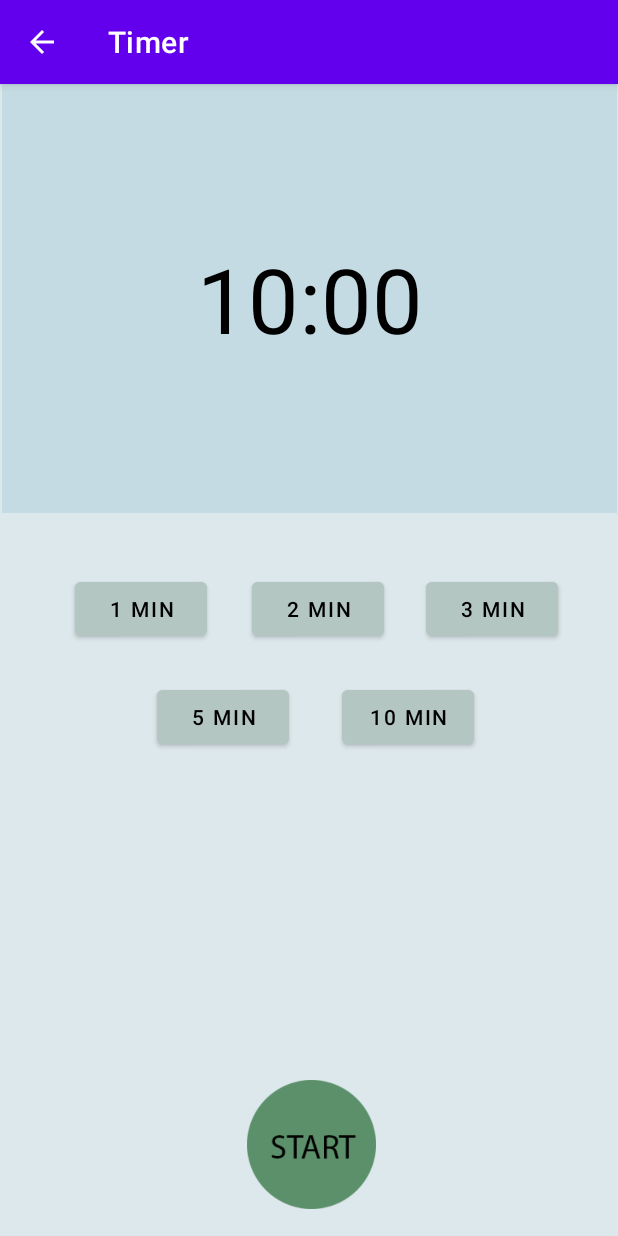
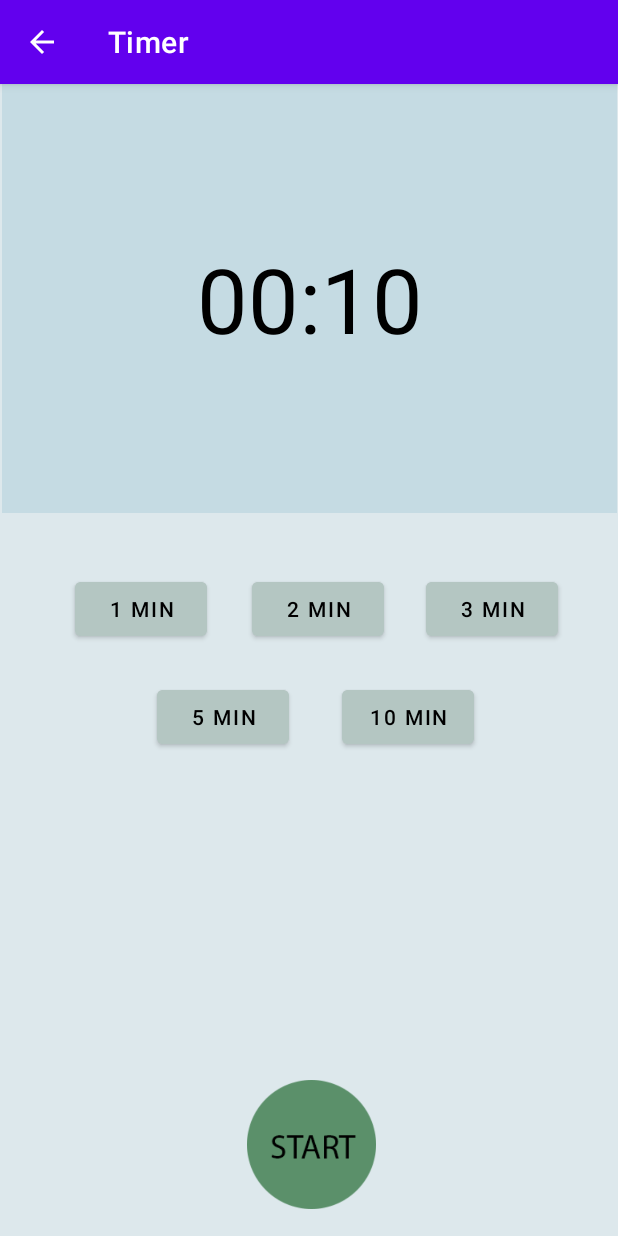
Before and after one commit to lynn9101/ParentApp, an Android app: the TimerActivity screen opened directly, with no data from a screen before it, after a tap on an icon or button, on a phone screen of 412 x 824 dp. Run offline under Robolectric (Android 15) with nearby library versions, the light colour scheme and no system bars; 1 other tap on this screen came first.

Commit message:
TimerActivity: Replaced all magic numbers with constants and added function to handle the case when timer runs out of time and then user can press "Reset" button to reset time to the last selected starting time Integers.xml: deleted line 4 from old version

```diff
--- a/app/src/main/java/com/example/parentapp/TimerActivity.java
+++ b/app/src/main/java/com/example/parentapp/TimerActivity.java
@@ -20,13 +20,17 @@ public class TimerActivity extends AppCompatActivity {
     private ImageButton btnReset;
     private ImageButton btnPause;
     private ImageButton btnResume;
+    private ImageButton btnResetWhenStop;
     private Button btn1Min;
     private Button btn2Min;
     private Button btn3Min;
     private Button btn5Min;
     private Button btn10Min;
     private ImageView calmDown;
-    private final long DEFAULT_DISPLAY_MILLIS = 600000;
+    private ImageView timeIsUp;
+    private final long DEFAULT_DISPLAY_MILLIS = 10000;
+    private final int COUNTDOWN_INTERVAL = 1000;
+    private final int SIXTY = 60;
     private boolean isRunning = false;
     private CountDownTimer countDownTimer;
     private long timeLeftMills = DEFAULT_DISPLAY_MILLIS;
@@ -48,7 +52,7 @@ public class TimerActivity extends AppCompatActivity {
         btnPause = findViewById(R.id.imgBtnPause);
         btnResume = findViewById(R.id.imgBtnResume);
         btnStart.setVisibility(View.VISIBLE);
-
+        btnResetWhenStop = findViewById(R.id.imgBtnResetWhenStop);
         btn1Min = findViewById(R.id.btn1min);
         btn2Min = findViewById(R.id.btn2min);
         btn3Min = findViewById(R.id.btn3min);
@@ -56,9 +60,11 @@ public class TimerActivity extends AppCompatActivity {
         btn10Min = findViewById(R.id.btn10min);
 
         calmDown = findViewById(R.id.imgCalmDown); // Resource:https://www.clipartmax.com/middle/m2i8K9m2b1G6K9m2_calm-clip-art/
+        timeIsUp = findViewById(R.id.imgTimeIsUp); // https://www.clipartmax.com/middle/m2i8N4b1m2N4d3Z5_when-the-district-operates-under-a-90-minute-delay-alarm-clock-clip/
         btnStart.setOnClickListener(new View.OnClickListener() {
             @Override
             public void onClick(View view) {
+                isRunning = true;
                 startTimer();
                 calmDown.setVisibility(View.VISIBLE);
                 btnStart.setVisibility(View.INVISIBLE);
@@ -74,6 +80,7 @@ public class TimerActivity extends AppCompatActivity {
         btnResume.setOnClickListener(new View.OnClickListener() {
             @Override
             public void onClick(View view) {
+                isRunning = true;
                 startTimer();
                 btnResume.setVisibility(View.INVISIBLE);
                 btnPause.setVisibility(View.VISIBLE);
@@ -85,6 +92,7 @@ public class TimerActivity extends AppCompatActivity {
         btnPause.setOnClickListener(new View.OnClickListener() {
             @Override
             public void onClick(View view) {
+                isRunning = false;
                 pauseTimer();
                 btnPause.setVisibility(View.INVISIBLE);
                 btnResume.setVisibility(View.VISIBLE);
@@ -96,37 +104,38 @@ public class TimerActivity extends AppCompatActivity {
         btnReset.setOnClickListener(new View.OnClickListener() {
             @Override
             public void onClick(View view) {
+                isRunning = false;
                 resetTimer();
                 pauseTimer();
-                calmDown.setVisibility(View.INVISIBLE);
-                btnStart.setVisibility(View.VISIBLE);
-                btnPause.setVisibility(View.INVISIBLE);
-                btnReset.setVisibility(View.INVISIBLE);
-                btn1Min.setVisibility(View.VISIBLE);
-                btn2Min.setVisibility(View.VISIBLE);
-                btn3Min.setVisibility(View.VISIBLE);
-                btn5Min.setVisibility(View.VISIBLE);
-                btn10Min.setVisibility(View.VISIBLE);
+            }
+        });
+
+        btnResetWhenStop.setOnClickListener(new View.OnClickListener() {
+            @Override
+            public void onClick(View view) {
+                btnResetWhenStop.setVisibility(View.INVISIBLE);
+                timeIsUp.setVisibility(View.INVISIBLE);
+                resetTimer();
             }
         });
 
         refreshCountDownText();
     }
 
-
     private void startTimer() {
-        countDownTimer = new CountDownTimer(timeLeftMills,1000) {
+        countDownTimer = new CountDownTimer(timeLeftMills,COUNTDOWN_INTERVAL) {
             @Override
             public void onTick(long l) {
                 timeLeftMills = l;
                 refreshCountDownText();
+                isTimerEnd();
             }
 
             @Override
             public void onFinish() {
                 isRunning = false;
-                btnStart.setVisibility(View.INVISIBLE);
-                btnReset.setVisibility(View.VISIBLE);
+                btnStart.setVisibility(View.VISIBLE);
+                btnReset.setVisibility(View.INVISIBLE);
             }
         }.start();
         isRunning = true;
@@ -138,8 +147,16 @@ public class TimerActivity extends AppCompatActivity {
     private void resetTimer() {
         timeLeftMills = DEFAULT_DISPLAY_MILLIS;
         refreshCountDownText();
+        calmDown.setVisibility(View.INVISIBLE);
+        btnStart.setVisibility(View.VISIBLE);
+        btnPause.setVisibility(View.INVISIBLE);
         btnReset.setVisibility(View.INVISIBLE);
         btnResume.setVisibility(View.INVISIBLE);
+        btn1Min.setVisibility(View.VISIBLE);
+        btn2Min.setVisibility(View.VISIBLE);
+        btn3Min.setVisibility(View.VISIBLE);
+        btn5Min.setVisibility(View.VISIBLE);
+        btn10Min.setVisibility(View.VISIBLE);
     }
 
     private void pauseTimer() {
@@ -148,9 +165,22 @@ public class TimerActivity extends AppCompatActivity {
     }
 
     private void refreshCountDownText() {
-        int minutes = (int) timeLeftMills / 1000 / 60 ;
-        int seconds = (int) timeLeftMills / 1000 % 60;
+        int minutes = (int) timeLeftMills / COUNTDOWN_INTERVAL / SIXTY ;
+        int seconds = (int)  timeLeftMills / COUNTDOWN_INTERVAL % SIXTY;
         String displayTimeLeft = String.format(Locale.getDefault(),"%02d:%02d", minutes, seconds);
         txtTimeCountDown.setText(displayTimeLeft);
     }
+
+    public void isTimerEnd(){
+        if (timeLeftMills < 1000) {
+            btnResetWhenStop.setVisibility(View.VISIBLE);
+            timeIsUp.setVisibility(View.VISIBLE);
+            calmDown.setVisibility(View.INVISIBLE);
+            btnStart.setVisibility(View.INVISIBLE);
+            btnPause.setVisibility(View.INVISIBLE);
+            btnReset.setVisibility(View.INVISIBLE);
+            btnResume.setVisibility(View.INVISIBLE);
+        }
+    }
+
 }
--- a/app/src/main/res/layout/activity_timer.xml
+++ b/app/src/main/res/layout/activity_timer.xml
@@ -52,6 +52,24 @@
         app:layout_constraintTop_toBottomOf="@+id/view"
         app:layout_constraintVertical_bias="0.955"
         app:srcCompat="@drawable/start" />
+
+    <ImageButton
+        android:id="@+id/imgBtnResetWhenStop"
+        android:layout_width="86dp"
+        android:layout_height="86dp"
+        android:adjustViewBounds="true"
+        android:background="@null"
+        android:scaleType="centerInside"
+        android:visibility="invisible"
+        app:layout_constraintBottom_toBottomOf="parent"
+        app:layout_constraintEnd_toStartOf="@+id/imgBtnPause"
+        app:layout_constraintHorizontal_bias="0.512"
+        app:layout_constraintStart_toEndOf="@+id/imgBtnReset"
+        app:layout_constraintTop_toBottomOf="@+id/view"
+        app:layout_constraintVertical_bias="0.955"
+        app:srcCompat="@drawable/reset"
+        tools:layout_editor_absoluteX="164dp"
+        tools:layout_editor_absoluteY="629dp" />
 
     <ImageButton
         android:id="@+id/imgBtnReset"
@@ -196,4 +214,17 @@
         app:layout_constraintTop_toBottomOf="@+id/view"
         app:srcCompat="@drawable/calm_down" />
 
+    <ImageView
+        android:id="@+id/imgTimeIsUp"
+        android:layout_width="150dp"
+        android:layout_height="270dp"
+        android:visibility="invisible"
+        app:layout_constraintBottom_toTopOf="@+id/imgBtnResetWhenStop"
+        app:layout_constraintEnd_toEndOf="parent"
+        app:layout_constraintHorizontal_bias="0.498"
+        app:layout_constraintStart_toStartOf="parent"
+        app:layout_constraintTop_toBottomOf="@+id/view"
+        app:layout_constraintVertical_bias="0.547"
+        app:srcCompat="@drawable/time_is_up" />
+
 </androidx.constraintlayout.widget.ConstraintLayout>
--- a/app/src/main/res/values/integers.xml
+++ b/app/src/main/res/values/integers.xml
@@ -1,7 +1,6 @@
 <?xml version="1.0" encoding="utf-8"?>
 <resources>
     <integer name="oneMinuteInSeconds">60</integer>
-    <integer name="oneMinuteInMilliSeconds">1000</integer>
     <integer name="twoMinuteInSeconds">120</integer>
     <integer name="threeMinuteInSeconds">180</integer>
     <integer name="fiveMinuteInSeconds">300</integer>
```
Also changed, not shown: app/src/main/res/drawable-v24/time_is_up.png (added).
